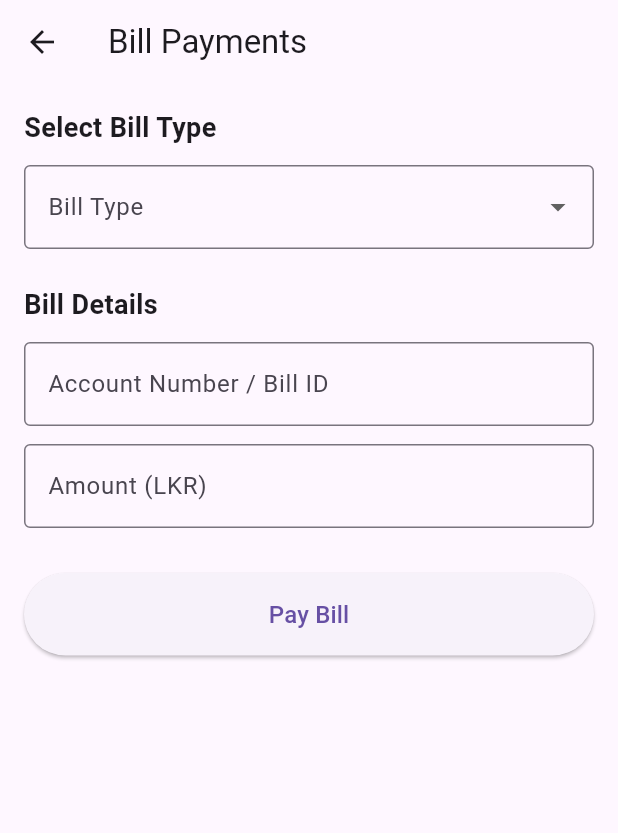
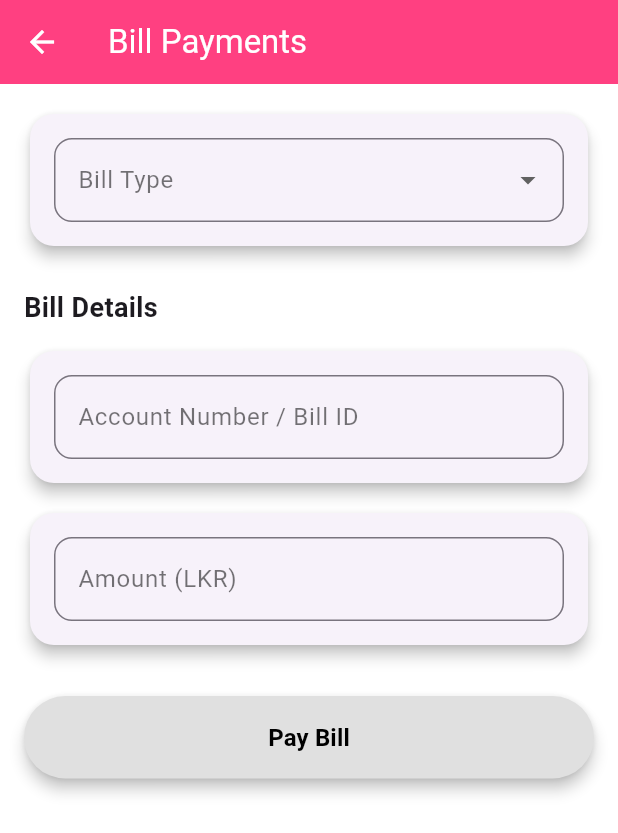
Before and after one commit to sajith23420/Group-Project, a Flutter app: the BillPaymentsScreen screen opened directly, on a phone screen of 412 x 824 dp. Shown: the top 833 px of the screen. Run offline on Flutter 3.47's test engine with Material 3 defaults, Android fonts, the phone set to English and light mode, and no system bars.

Commit message:
Update bill_payments_screen UI

```diff
--- a/Frontend/post_app/lib/screens/bill_payments_screen.dart
+++ b/Frontend/post_app/lib/screens/bill_payments_screen.dart
@@ -1,6 +1,6 @@
 import 'package:flutter/material.dart';
 
-class BillPaymentsScreen extends StatefulWidget { // Changed to StatefulWidget for dropdown
+class BillPaymentsScreen extends StatefulWidget {
   const BillPaymentsScreen({super.key});
 
   @override
@@ -8,7 +8,7 @@ class BillPaymentsScreen extends StatefulWidget { // Changed to StatefulWidget f
 }
 
 class _BillPaymentsScreenState extends State<BillPaymentsScreen> {
-  String? _selectedBillType; // State variable for dropdown
+  String? _selectedBillType;
 
   final List<String> _billTypes = [
     'Electricity Bill',
@@ -21,12 +21,15 @@ class _BillPaymentsScreenState extends State<BillPaymentsScreen> {
 
   @override
   Widget build(BuildContext context) {
-    // GlobalKey for the Form
     final formKey = GlobalKey<FormState>();
 
     return Scaffold(
+      backgroundColor: Colors.white,
       appBar: AppBar(
         title: const Text('Bill Payments'),
+        backgroundColor: Colors.pinkAccent,
+        foregroundColor: Colors.white,
+        elevation: 0,
       ),
       body: SingleChildScrollView(
         padding: const EdgeInsets.all(16.0),
@@ -35,15 +38,22 @@ class _BillPaymentsScreenState extends State<BillPaymentsScreen> {
           child: Column(
             crossAxisAlignment: CrossAxisAlignment.stretch,
             children: <Widget>[
-              const Text(
-                'Select Bill Type',
-                style: TextStyle(fontSize: 18, fontWeight: FontWeight.bold),
+              Card(
+                elevation: 4,
+                shape: RoundedRectangleBorder(borderRadius: BorderRadius.circular(16)),
+                child: Padding(
+                  padding: const EdgeInsets.all(16.0),
+                  child: DropdownButtonFormField<String>(
+                    decoration: InputDecoration(
+                      border: OutlineInputBorder(
+                        borderRadius: BorderRadius.circular(12),
                       ),
-              const SizedBox(height: 12.0),
-              DropdownButtonFormField<String>(
-                decoration: const InputDecoration(
-                  border: OutlineInputBorder(),
                       labelText: 'Bill Type',
+                      labelStyle: const TextStyle(color: Colors.black54),
+                      focusedBorder: OutlineInputBorder(
+                        borderRadius: BorderRadius.circular(12),
+                        borderSide: const BorderSide(color: Colors.pinkAccent),
+                      ),
                     ),
                     value: _selectedBillType,
                     items: _billTypes.map((String type) {
@@ -64,16 +74,30 @@ class _BillPaymentsScreenState extends State<BillPaymentsScreen> {
                       return null;
                     },
                   ),
+                ),
+              ),
               const SizedBox(height: 24.0),
               const Text(
                 'Bill Details',
                 style: TextStyle(fontSize: 18, fontWeight: FontWeight.bold),
               ),
               const SizedBox(height: 12.0),
-              TextFormField(
-                decoration: const InputDecoration(
+              Card(
+                elevation: 4,
+                shape: RoundedRectangleBorder(borderRadius: BorderRadius.circular(16)),
+                child: Padding(
+                  padding: const EdgeInsets.all(16.0),
+                  child: TextFormField(
+                    decoration: InputDecoration(
                       labelText: 'Account Number / Bill ID',
-                  border: OutlineInputBorder(),
+                      labelStyle: const TextStyle(color: Colors.black54),
+                      border: OutlineInputBorder(
+                        borderRadius: BorderRadius.circular(12),
+                      ),
+                      focusedBorder: OutlineInputBorder(
+                        borderRadius: BorderRadius.circular(12),
+                        borderSide: const BorderSide(color: Colors.pinkAccent),
+                      ),
                     ),
                     keyboardType: TextInputType.text,
                     validator: (value) {
@@ -83,27 +107,63 @@ class _BillPaymentsScreenState extends State<BillPaymentsScreen> {
                       return null;
                     },
                   ),
+                ),
+              ),
               const SizedBox(height: 12.0),
-              TextFormField(
-                decoration: const InputDecoration(
+              Card(
+                elevation: 4,
+                shape: RoundedRectangleBorder(borderRadius: BorderRadius.circular(16)),
+                child: Padding(
+                  padding: const EdgeInsets.all(16.0),
+                  child: TextFormField(
+                    decoration: InputDecoration(
                       labelText: 'Amount (LKR)',
-                  border: OutlineInputBorder(),
+                      labelStyle: const TextStyle(color: Colors.black54),
                       prefixText: 'LKR ',
+                      prefixStyle: const TextStyle(color: Colors.black),
+                      border: OutlineInputBorder(
+                        borderRadius: BorderRadius.circular(12),
+                      ),
+                      focusedBorder: OutlineInputBorder(
+                        borderRadius: BorderRadius.circular(12),
+                        borderSide: const BorderSide(color: Colors.pinkAccent),
+                      ),
                     ),
                     keyboardType: TextInputType.number,
-                // validator: (value) { ... } // Add validation later if needed
+                  ),
+                ),
               ),
               const SizedBox(height: 30.0),
               ElevatedButton(
-                style: ElevatedButton.styleFrom(
-                  padding: const EdgeInsets.symmetric(vertical: 16.0),
+                style: ButtonStyle(
+                  backgroundColor: MaterialStateProperty.resolveWith<Color>(
+                    (Set<MaterialState> states) {
+                      if (states.contains(MaterialState.hovered)) {
+                        return Colors.yellow;
+                      }
+                      return Colors.grey.shade300;
+                    },
+                  ),
+                  foregroundColor: MaterialStateProperty.all(Colors.black),
+                  shape: MaterialStateProperty.all(
+                    RoundedRectangleBorder(
+                      borderRadius: BorderRadius.circular(30),
+                    ),
+                  ),
+                  padding: MaterialStateProperty.all(
+                    const EdgeInsets.symmetric(vertical: 16.0),
+                  ),
+                  elevation: MaterialStateProperty.all(4),
                 ),
                 onPressed: () {
                   if (formKey.currentState!.validate()) {
                     // Process payment
                   }
                 },
-                child: const Text('Pay Bill', style: TextStyle(fontSize: 16)),
+                child: const Text(
+                  'Pay Bill',
+                  style: TextStyle(fontSize: 16, fontWeight: FontWeight.bold),
+                ),
               ),
             ],
           ),
```
Lines whose indentation alone changed are shown as unchanged.
